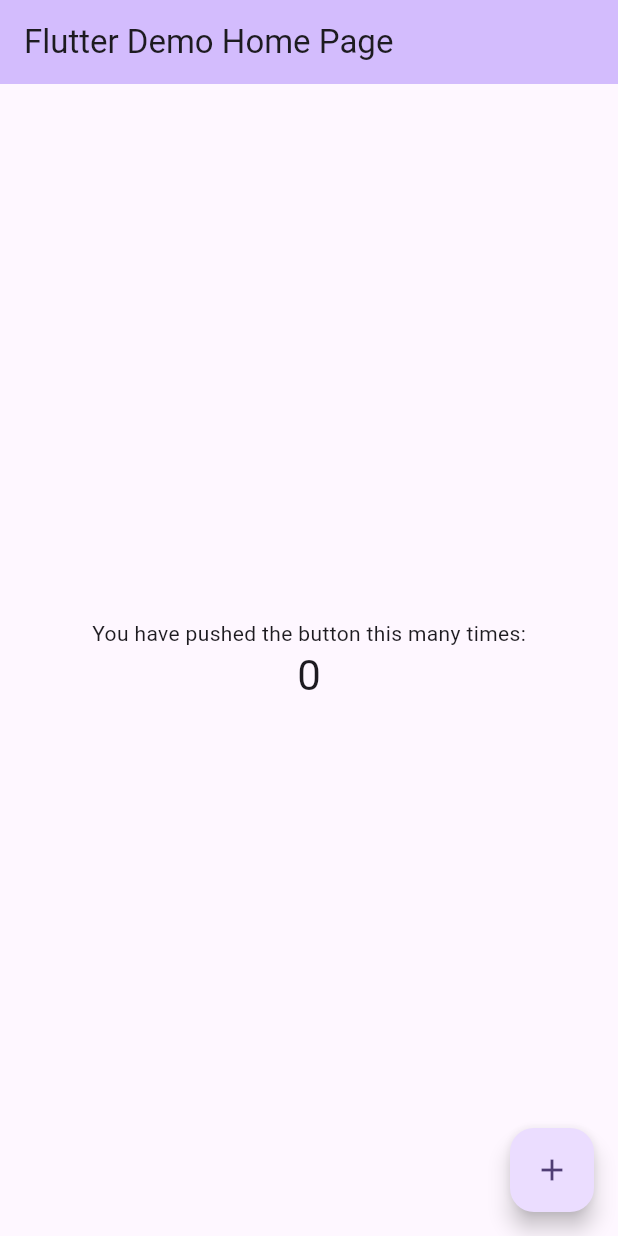
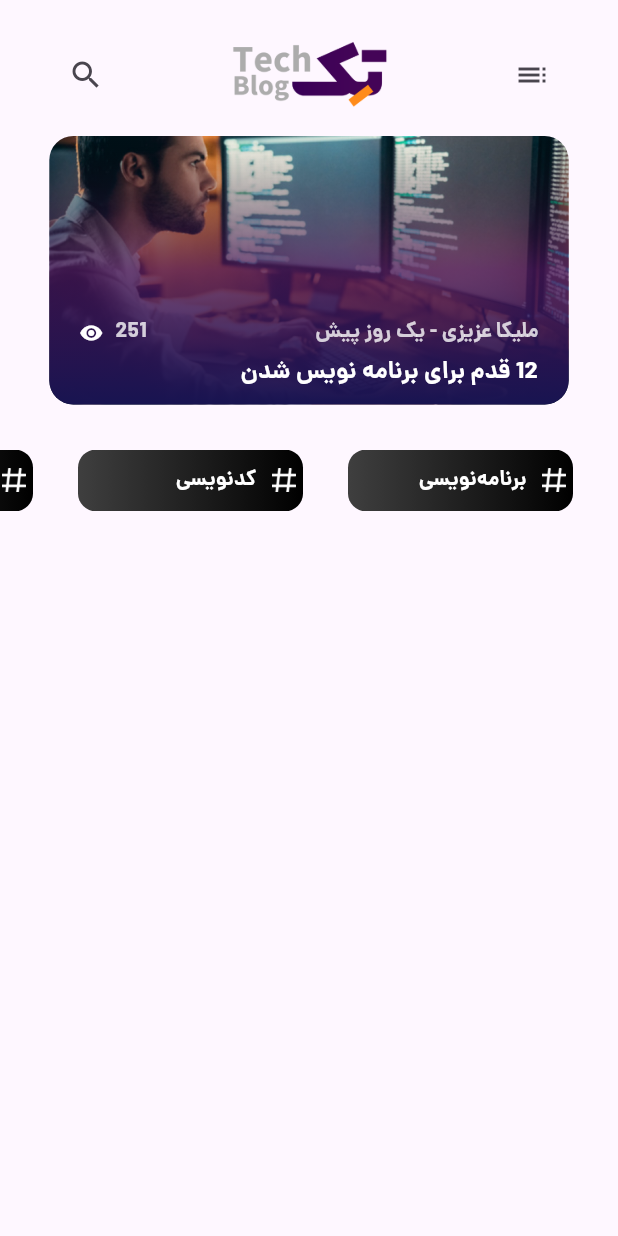
Before and after one commit to Silentcry16/techblog, a Flutter app: the screen it shows after launch, on a phone screen of 412 x 824 dp. Run offline on Flutter 3.47's test engine with Material 2 defaults, Android fonts, the phone set to English and light mode, and no system bars; our stand-ins replace flutter_spinkit, get.

Commit message:
feat: poster - hashtags added (UI)

```diff
--- a/lib/constant/my_strings.dart
+++ b/lib/constant/my_strings.dart
@@ -46,7 +46,7 @@ www.sasansafari.com
 
   static String visit = 'بازدید';
   static String titleAppBarManageArticle = "مدیریت مقاله ها";
-  static String ManagePodcast = "مدیریت پادکست ها";
+  static String managePodcast = "مدیریت پادکست ها";
   static String titleAppBarArticleContentEditor = "نوشتن/ویرایش مقاله ";
   static String hintArticleContentEditor = "میتونی مقاله‌تو اینجا بنویسی...";
   static String textManageArticle = "بریم برای نوشتن یه مقاله باحال";
--- a/lib/main.dart
+++ b/lib/main.dart
@@ -1,4 +1,6 @@
 import 'package:flutter/material.dart';
+import 'package:get/get.dart';
+import 'package:tech_blog/view/splash_screen.dart';
 
 void main() {
   runApp(const MyApp());
@@ -7,119 +9,17 @@ void main() {
 class MyApp extends StatelessWidget {
   const MyApp({super.key});
 
-  // This widget is the root of your application.
   @override
   Widget build(BuildContext context) {
-    return MaterialApp(
-      title: 'Flutter Demo',
+    return GetMaterialApp(
+      locale:const Locale('fa', 'IR'),
+      debugShowCheckedModeBanner: false,
+      title: 'Tech Blog',
       theme: ThemeData(
-        // This is the theme of your application.
-        //
-        // TRY THIS: Try running your application with "flutter run". You'll see
-        // the application has a blue toolbar. Then, without quitting the app,
-        // try changing the seedColor in the colorScheme below to Colors.green
-        // and then invoke "hot reload" (save your changes or press the "hot
-        // reload" button in a Flutter-supported IDE, or press "r" if you used
-        // the command line to start the app).
-        //
-        // Notice that the counter didn't reset back to zero; the application
-        // state is not lost during the reload. To reset the state, use hot
-        // restart instead.
-        //
-        // This works for code too, not just values: Most code changes can be
-        // tested with just a hot reload.
         colorScheme: ColorScheme.fromSeed(seedColor: Colors.deepPurple),
         useMaterial3: true,
       ),
-      home: const MyHomePage(title: 'Flutter Demo Home Page'),
+      home: const SplashScreen(),
     );
   }
 }
-
-class MyHomePage extends StatefulWidget {
-  const MyHomePage({super.key, required this.title});
-
-  // This widget is the home page of your application. It is stateful, meaning
-  // that it has a State object (defined below) that contains fields that affect
-  // how it looks.
-
-  // This class is the configuration for the state. It holds the values (in this
-  // case the title) provided by the parent (in this case the App widget) and
-  // used by the build method of the State. Fields in a Widget subclass are
-  // always marked "final".
-
-  final String title;
-
-  @override
-  State<MyHomePage> createState() => _MyHomePageState();
-}
-
-class _MyHomePageState extends State<MyHomePage> {
-  int _counter = 0;
-
-  void _incrementCounter() {
-    setState(() {
-      // This call to setState tells the Flutter framework that something has
-      // changed in this State, which causes it to rerun the build method below
-      // so that the display can reflect the updated values. If we changed
-      // _counter without calling setState(), then the build method would not be
-      // called again, and so nothing would appear to happen.
-      _counter++;
-    });
-  }
-
-  @override
-  Widget build(BuildContext context) {
-    // This method is rerun every time setState is called, for instance as done
-    // by the _incrementCounter method above.
-    //
-    // The Flutter framework has been optimized to make rerunning build methods
-    // fast, so that you can just rebuild anything that needs updating rather
-    // than having to individually change instances of widgets.
-    return Scaffold(
-      appBar: AppBar(
-        // TRY THIS: Try changing the color here to a specific color (to
-        // Colors.amber, perhaps?) and trigger a hot reload to see the AppBar
-        // change color while the other colors stay the same.
-        backgroundColor: Theme.of(context).colorScheme.inversePrimary,
-        // Here we take the value from the MyHomePage object that was created by
-        // the App.build method, and use it to set our appbar title.
-        title: Text(widget.title),
-      ),
-      body: Center(
-        // Center is a layout widget. It takes a single child and positions it
-        // in the middle of the parent.
-        child: Column(
-          // Column is also a layout widget. It takes a list of children and
-          // arranges them vertically. By default, it sizes itself to fit its
-          // children horizontally, and tries to be as tall as its parent.
-          //
-          // Column has various properties to control how it sizes itself and
-          // how it positions its children. Here we use mainAxisAlignment to
-          // center the children vertically; the main axis here is the vertical
-          // axis because Columns are vertical (the cross axis would be
-          // horizontal).
-          //
-          // TRY THIS: Invoke "debug painting" (choose the "Toggle Debug Paint"
-          // action in the IDE, or press "p" in the console), to see the
-          // wireframe for each widget.
-          mainAxisAlignment: MainAxisAlignment.center,
-          children: <Widget>[
-            const Text(
-              'You have pushed the button this many times:',
-            ),
-            Text(
-              '$_counter',
-              style: Theme.of(context).textTheme.headlineMedium,
-            ),
-          ],
-        ),
-      ),
-      floatingActionButton: FloatingActionButton(
-        onPressed: _incrementCounter,
-        tooltip: 'Increment',
-        child: const Icon(Icons.add),
-      ), // This trailing comma makes auto-formatting nicer for build methods.
-    );
-  }
-}
--- /dev/null
+++ b/lib/model/fake_data.dart
@@ -0,0 +1,10 @@
+import 'package:tech_blog/gen/assets.gen.dart';
+
+ // ignore: non_constant_identifier_names
+ Map HomePagePosterMap = {
+  'Image': Assets.images.posterTest.path,
+  'writer': 'ملیکا عزیزی',
+  'date': 'یک روز پیش',
+  'view': '251',
+  'title': '12 قدم برای برنامه نویس شدن'
+};
--- /dev/null
+++ b/lib/model/hashtag_model.dart
@@ -0,0 +1,5 @@
+class HashtagModel {
+  final String title;
+
+  HashtagModel({required this.title});
+}
--- /dev/null
+++ b/lib/view/home_screen.dart
@@ -0,0 +1,182 @@
+import 'package:flutter/material.dart';
+import 'package:tech_blog/constant/my_colors.dart';
+import 'package:tech_blog/gen/assets.gen.dart';
+import 'package:tech_blog/model/hashtag_model.dart';
+
+import '../widgets/custom_text.dart';
+import '../model/fake_data.dart';
+
+// ignore: must_be_immutable
+class HomeScreen extends StatelessWidget {
+  HomeScreen({super.key});
+
+  List<HashtagModel> hashtagData = [
+    HashtagModel(title: 'برنامه‌نویسی'),
+    HashtagModel(title: 'کدنویسی'),
+    HashtagModel(title: 'طراحی وب'),
+    HashtagModel(title: 'پایتون'),
+    HashtagModel(title: 'جاوااسکریپت'),
+    HashtagModel(title: 'موبایل اپلیکیشن'),
+    HashtagModel(title: 'بلاکچین'),
+    HashtagModel(title: 'هوش مصنوعی'),
+    HashtagModel(title: 'تست نرم‌افزار'),
+    HashtagModel(title: 'بانک‌های اطلاعاتی'),
+  ];
+
+  @override
+  Widget build(BuildContext context) {
+    var size = MediaQuery.sizeOf(context);
+    return SafeArea(
+      child: Scaffold(
+        body: Column(
+          children: [
+            //appbar
+            Padding(
+              padding: const EdgeInsets.only(top: 20),
+              child: Row(
+                mainAxisAlignment: MainAxisAlignment.spaceAround,
+                children: [
+                  IconButton(onPressed: () {}, icon: const Icon(Icons.list)),
+                  Image.asset(
+                    Assets.images.logo.path,
+                    height: size.height / 13.6,
+                  ),
+                  IconButton(onPressed: () {}, icon: const Icon(Icons.search)),
+                ],
+              ),
+            ),
+            const SizedBox(
+              height: 10,
+            ),
+
+            //Poster
+            Stack(
+              children: [
+                Container(
+                  width: size.width / 1.19,
+                  height: size.height / 4.6,
+                  decoration: BoxDecoration(
+                    borderRadius: BorderRadius.circular(16),
+                    image: DecorationImage(
+                      image: AssetImage(HomePagePosterMap['Image']),
+                      fit: BoxFit.cover,
+                    ),
+                  ),
+                  foregroundDecoration: BoxDecoration(
+                    borderRadius: BorderRadius.circular(16),
+                    gradient: const LinearGradient(
+                        colors: GradientColors.homePosterCoverGradiant,
+                        begin: Alignment.topCenter,
+                        end: Alignment.bottomCenter),
+                  ),
+                ),
+                Positioned(
+                  bottom: 10,
+                  left: 20,
+                  right: 20,
+                  child: Column(
+                    crossAxisAlignment: CrossAxisAlignment.start,
+                    children: [
+                      Row(
+                        mainAxisAlignment: MainAxisAlignment.spaceBetween,
+                        children: [
+                          CustomText(
+                            text:
+                                '${HomePagePosterMap['writer']} - ${HomePagePosterMap['date']}',
+                            textColor: SolidColors.posterSubTitle,
+                            fontFamily: 'Dana',
+                            size: 14,
+                            weight: FontWeight.w300,
+                          ),
+                          Row(
+                            children: [
+                              CustomText(
+                                text: '${HomePagePosterMap['view']}',
+                                textColor: SolidColors.posterSubTitle,
+                                fontFamily: 'Dana',
+                                size: 14,
+                                weight: FontWeight.w300,
+                              ),
+                              const SizedBox(
+                                width: 8,
+                              ),
+                              const Icon(
+                                Icons.remove_red_eye_sharp,
+                                size: 16,
+                                color: Colors.white,
+                              )
+                            ],
+                          ),
+                        ],
+                      ),
+                      const SizedBox(
+                        height: 5,
+                      ),
+                      CustomText(
+                        text: '${HomePagePosterMap['title']}',
+                        textColor: SolidColors.posterTitle,
+                        fontFamily: 'Dana',
+                        size: 16,
+                        weight: FontWeight.bold,
+                      ),
+                    ],
+                  ),
+                )
+              ],
+            ),
+            const SizedBox(
+              height: 30,
+            ),
+
+            //Hashtags ListView
+            Container(
+              margin: const EdgeInsets.only(right: 30),
+              width: size.width,
+              height: size.height * 0.05,
+              child: ListView.builder(
+                scrollDirection: Axis.horizontal,
+                itemCount: hashtagData.length,
+                itemBuilder: (context, i) {
+                  return Container(
+                    alignment: Alignment.center,
+                    margin: const EdgeInsets.only(left: 30),
+                    padding: const EdgeInsets.only(right: 5),
+                    height: 50,
+                    width: 150,
+                    decoration: BoxDecoration(
+                        gradient: const LinearGradient(
+                            colors: GradientColors.tags,
+                            begin: Alignment.centerRight,
+                            end: Alignment.centerLeft),
+                        borderRadius: BorderRadius.circular(12)),
+                    child: Row(
+                      mainAxisAlignment: MainAxisAlignment.spaceBetween,
+                      children: [
+                        Image.asset(
+                          Assets.icons.hashtagicon.path,
+                          height: 16,
+                        ),
+                        const SizedBox(
+                          width: 10,
+                        ),
+                        Expanded(
+                          child: CustomText(
+                            text: hashtagData[i].title,
+                            size: 14,
+                            textColor: SolidColors.hashTag,
+                            weight: FontWeight.w300,
+                            overflow: TextOverflow.ellipsis,
+                          ),
+                        ),
+                      ],
+                    ),
+                  );
+                },
+              ),
+            )
+          ],
+        ),
+      ),
+    );
+  }
+}
--- /dev/null
+++ b/lib/widgets/custom_text.dart
@@ -0,0 +1,41 @@
+// ignore_for_file: public_member_api_docs, sort_constructors_first
+import 'package:flutter/material.dart';
+
+// ignore: must_be_immutable
+class CustomText extends StatelessWidget {
+  String text;
+  double size;
+  Color textColor;
+  FontWeight weight;
+  String? fontFamily;
+  TextAlign? textAlign;
+  int? maxLines;
+  TextOverflow? overflow;
+
+  CustomText(
+      {Key? key,
+      required this.text,
+      required this.size,
+      required this.textColor,
+      required this.weight,
+      this.fontFamily = 'Dana',
+      this.maxLines,
+      this.textAlign,
+      this.overflow})
+      : super(key: key);
+
+  @override
+  Widget build(BuildContext context) {
+    return Text(
+      text,
+      textAlign: textAlign,
+      maxLines: maxLines,
+      style: TextStyle(
+          fontSize: size,
+          fontWeight: weight,
+          fontFamily: fontFamily,
+          color: textColor,
+          overflow: overflow),
+    );
+  }
+}
```
Also changed, not shown: lib/gen/assets.gen.dart (added, +132 -0 lines), lib/gen/fonts.gen.dart (added, +15 -0 lines), lib/view/splash_screen.dart (added, +44 -0 lines), pubspec.yaml (+14 -10 lines), assets/fonts/dana_bold.ttf (added), assets/fonts/dana_regular.ttf (added), assets/icons/hashtagicon.png (added), assets/images/empty_state.png (added), assets/images/logo.png (added), assets/images/poster_test.png (added), assets/images/profileAvatar.png (added), assets/images/single_place_holder.jpg (added), assets/images/tcbot.svg (added), pubspec.lock, 1 other file.
